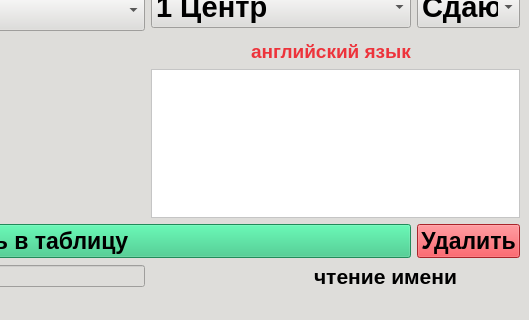
Above: forms/pyside/end_variant_with_extension.ui from PurpleBionicle/Scanner_analyzer_with_GUI before the change; both pictures show x 395 to 924 and y 566 to 886 of the 924 by 886 pixel window. Below: the same form after it.
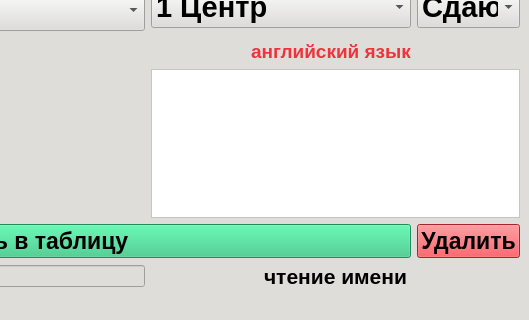
That is the form after the change.

What changed in the file:
```diff
--- a/forms/pyside/end_variant_with_extension.ui
+++ b/forms/pyside/end_variant_with_extension.ui
@@ -323,26 +323,6 @@
       </property>
      </widget>
     </item>
-    <item row="16" column="2" colspan="2">
-     <widget class="QLabel" name="load1">
-      <property name="font">
-       <font>
-        <pointsize>16</pointsize>
-        <weight>75</weight>
-        <bold>true</bold>
-       </font>
-      </property>
-      <property name="layoutDirection">
-       <enum>Qt::LeftToRight</enum>
-      </property>
-      <property name="text">
-       <string>чтение имени</string>
-      </property>
-      <property name="alignment">
-       <set>Qt::AlignCenter</set>
-      </property>
-     </widget>
-    </item>
     <item row="8" column="0" colspan="4">
      <widget class="QLabel" name="label6">
       <property name="font">
@@ -703,6 +683,26 @@
       </item>
      </widget>
     </item>
+    <item row="16" column="1" colspan="3">
+     <widget class="QLabel" name="load1">
+      <property name="font">
+       <font>
+        <pointsize>16</pointsize>
+        <weight>75</weight>
+        <bold>true</bold>
+       </font>
+      </property>
+      <property name="layoutDirection">
+       <enum>Qt::LeftToRight</enum>
+      </property>
+      <property name="text">
+       <string>чтение имени</string>
+      </property>
+      <property name="alignment">
+       <set>Qt::AlignCenter</set>
+      </property>
+     </widget>
+    </item>
    </layout>
    <zorder>error_label_1</zorder>
    <zorder>pushButton_2</zorder>
```
